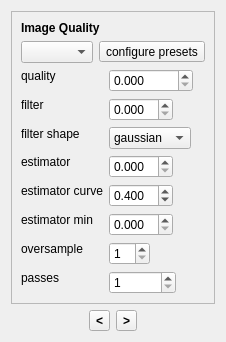
bitsed/qosmic, file qosmic/ui/imgsettingswidget.ui: the form before one commit.
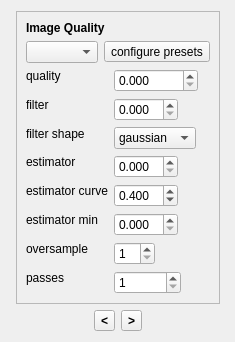
The form after the commit. Icons and pictures are not drawn. Custom widgets are drawn as their Qt base class.

Diff of the .ui file:
```diff
--- a/qosmic/ui/imgsettingswidget.ui
+++ b/qosmic/ui/imgsettingswidget.ui
@@ -6,8 +6,8 @@
    <rect>
     <x>0</x>
     <y>0</y>
-    <width>225</width>
-    <height>334</height>
+    <width>235</width>
+    <height>332</height>
    </rect>
   </property>
   <property name="sizePolicy">
```
Left out of the diff: 6 changed lines with no effect on the pictures.
